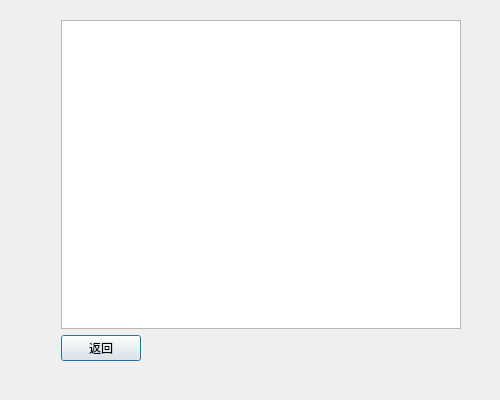
First picture: the form in Ticket/myticketdialog.ui, repository idy002/ticket, before the edit.
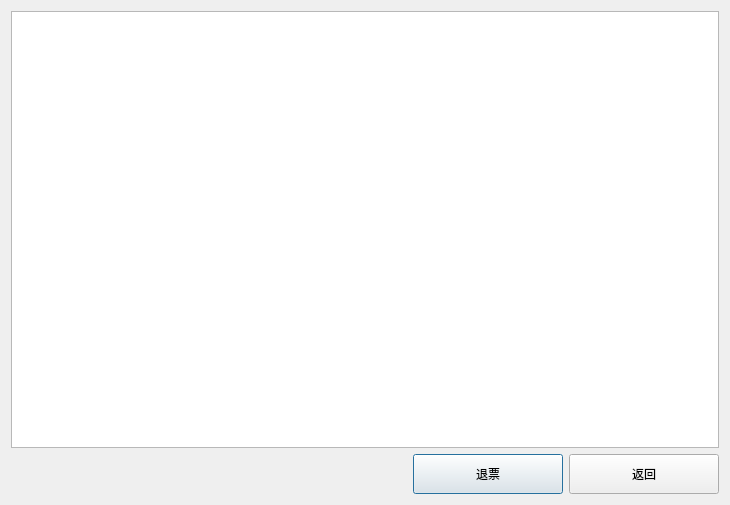
Second picture: the form after the edit.

```diff
--- a/Ticket/myticketdialog.ui
+++ b/Ticket/myticketdialog.ui
@@ -6,8 +6,8 @@
    <rect>
     <x>0</x>
     <y>0</y>
-    <width>500</width>
-    <height>400</height>
+    <width>730</width>
+    <height>505</height>
    </rect>
   </property>
   <property name="minimumSize">
@@ -18,30 +18,15 @@
   </property>
   <property name="maximumSize">
    <size>
-    <width>500</width>
-    <height>400</height>
+    <width>16777215</width>
+    <height>16777215</height>
    </size>
   </property>
   <property name="windowTitle">
    <string>我的车票</string>
   </property>
-  <widget class="QWidget" name="layoutWidget">
-   <property name="geometry">
-    <rect>
-     <x>50</x>
-     <y>20</y>
-     <width>411</width>
-     <height>341</height>
-    </rect>
-   </property>
-   <layout class="QFormLayout" name="formLayout">
-    <property name="labelAlignment">
-     <set>Qt::AlignRight|Qt::AlignTrailing|Qt::AlignVCenter</set>
-    </property>
-    <property name="formAlignment">
-     <set>Qt::AlignRight|Qt::AlignTop|Qt::AlignTrailing</set>
-    </property>
-    <item row="0" column="0">
+  <layout class="QGridLayout" name="gridLayout">
+   <item row="0" column="0" colspan="3">
      <widget class="QTableWidget" name="tableWidget">
       <property name="minimumSize">
        <size>
@@ -51,15 +36,57 @@
       </property>
      </widget>
     </item>
-    <item row="1" column="0">
+   <item row="1" column="1" rowspan="2">
+    <widget class="QPushButton" name="refundPushButton">
+     <property name="sizePolicy">
+      <sizepolicy hsizetype="Minimum" vsizetype="Minimum">
+       <horstretch>0</horstretch>
+       <verstretch>0</verstretch>
+      </sizepolicy>
+     </property>
+     <property name="minimumSize">
+      <size>
+       <width>150</width>
+       <height>40</height>
+      </size>
+     </property>
+     <property name="maximumSize">
+      <size>
+       <width>150</width>
+       <height>40</height>
+      </size>
+     </property>
+     <property name="text">
+      <string>退票</string>
+     </property>
+    </widget>
+   </item>
+   <item row="1" column="2" rowspan="2">
      <widget class="QPushButton" name="backPushButton">
+     <property name="sizePolicy">
+      <sizepolicy hsizetype="Minimum" vsizetype="Minimum">
+       <horstretch>0</horstretch>
+       <verstretch>0</verstretch>
+      </sizepolicy>
+     </property>
+     <property name="minimumSize">
+      <size>
+       <width>150</width>
+       <height>40</height>
+      </size>
+     </property>
+     <property name="maximumSize">
+      <size>
+       <width>150</width>
+       <height>40</height>
+      </size>
+     </property>
       <property name="text">
        <string>返回</string>
       </property>
      </widget>
     </item>
    </layout>
-  </widget>
  </widget>
  <resources/>
  <connections>
```
Lines whose indentation alone changed are shown as unchanged.
